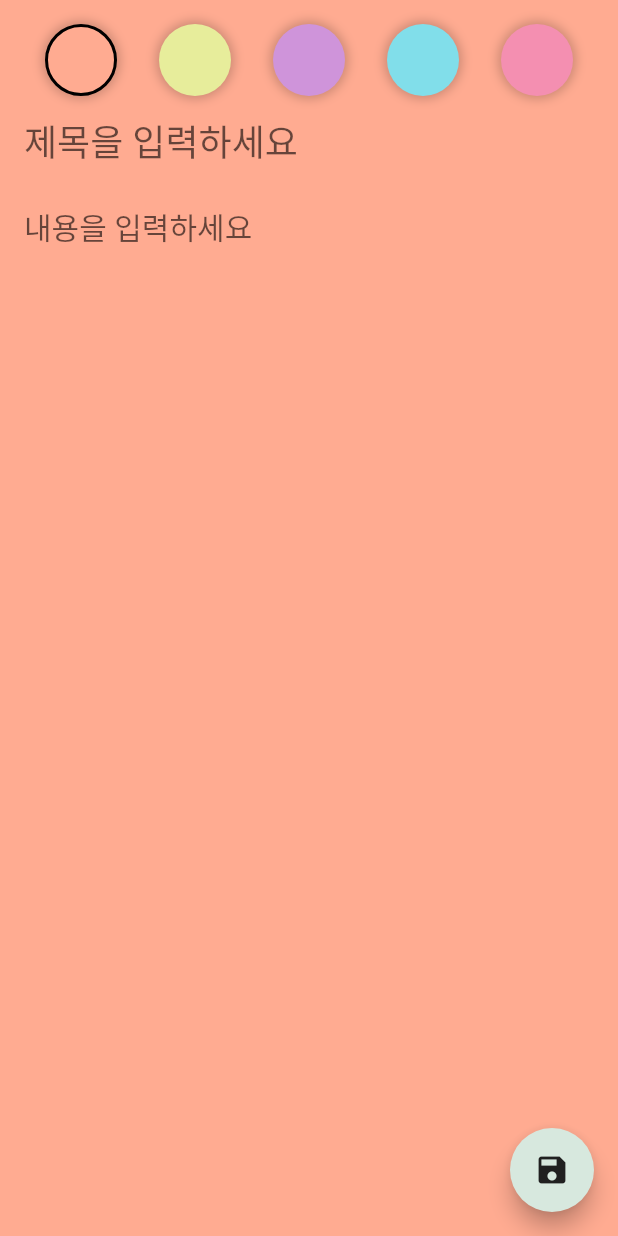
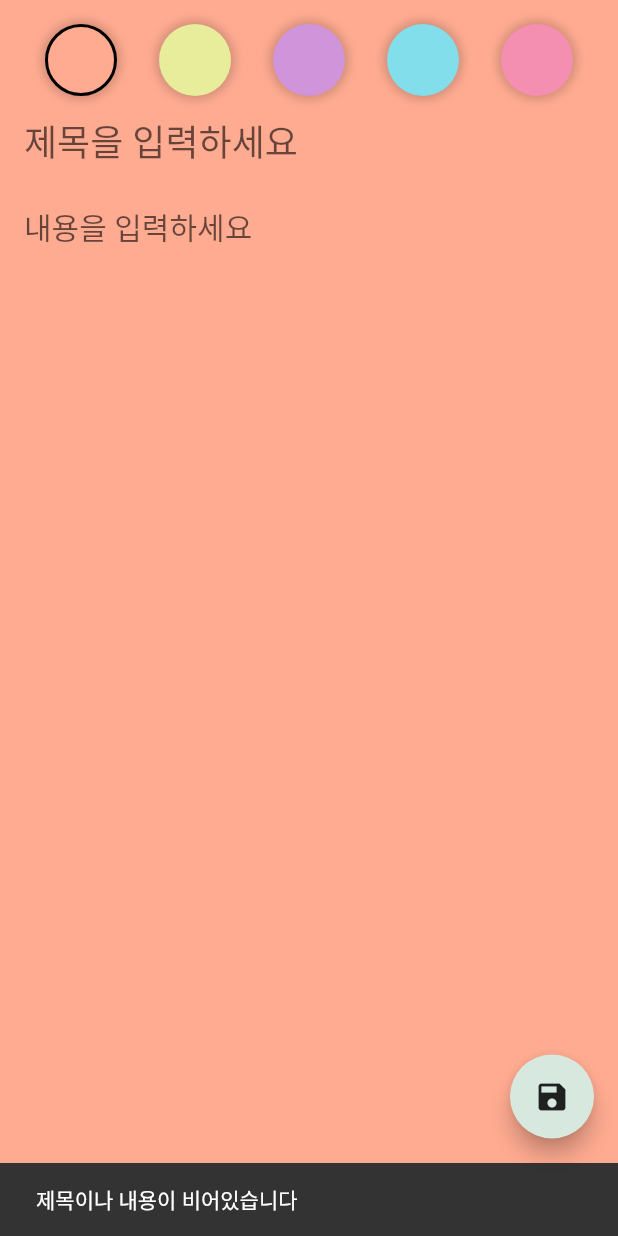
Before and after one commit to gumsang/note_app, a Flutter app: the AddEditNoteScreen screen opened directly, after a tap on the "save" icon, on a phone screen of 412 x 824 dp. Run offline on Flutter 3.47's test engine with Material 2 defaults, Android fonts, the phone set to English and light mode, and no system bars; our stand-ins replace freezed_annotation, sqflite; accounts and stored records are empty.

Commit message:
feat: 데이터베이스에 노트 추가

```diff
--- a/lib/presentation/add_edit_note/add_edit_note_screen.dart
+++ b/lib/presentation/add_edit_note/add_edit_note_screen.dart
@@ -1,8 +1,14 @@
 import 'package:flutter/material.dart';
+import 'package:note_app/presentation/add_edit_note/add_edit_note_event.dart';
+import 'package:note_app/presentation/add_edit_note/add_edit_note_view_model.dart';
 import 'package:note_app/ui/colors.dart';
+import 'package:provider/provider.dart';
+
+import '../../domain/model/note.dart';
 
 class AddEditNoteScreen extends StatefulWidget {
-  const AddEditNoteScreen({super.key});
+  final Note? note;
+  const AddEditNoteScreen({super.key, this.note});
 
   @override
   State<AddEditNoteScreen> createState() => _AddEditNoteScreenState();
@@ -20,7 +26,7 @@ class _AddEditNoteScreenState extends State<AddEditNoteScreen> {
     illusion,
   ];
 
-  Color _color = roseBud;
+  final Color _color = roseBud;
 
   @override
   void dispose() {
@@ -31,17 +37,33 @@ class _AddEditNoteScreenState extends State<AddEditNoteScreen> {
 
   @override
   Widget build(BuildContext context) {
+    final viewmodel = context.watch<AddEditNoteViewModel>();
     return SafeArea(
       child: Scaffold(
         floatingActionButton: FloatingActionButton(
-          onPressed: () {},
+          onPressed: () {
+            if (_titleController.text.isEmpty ||
+                _contentController.text.isEmpty) {
+              const snackBar = SnackBar(
+                content: Text('제목이나 내용이 비어있습니다'),
+              );
+              ScaffoldMessenger.of(context).showSnackBar(snackBar);
+            }
+            viewmodel.onEvent(
+              AddEditNoteEvent.saveNote(
+                widget.note == null ? null : widget.note!.id,
+                _titleController.text,
+                _contentController.text,
+              ),
+            );
+          },
           child: const Icon(Icons.save),
         ),
         body: AnimatedContainer(
           padding: const EdgeInsets.all(16),
           duration: const Duration(microseconds: 500),
           // curve: Curves.fastOutSlowIn,
-          color: _color,
+          color: Color(viewmodel.color),
           child: Column(
             children: [
               Row(
@@ -49,12 +71,12 @@ class _AddEditNoteScreenState extends State<AddEditNoteScreen> {
                 children: noteColor
                     .map((color) => InkWell(
                         onTap: () {
-                          setState(() {
-                            _color = color;
-                          });
+                          viewmodel.onEvent(
+                              AddEditNoteEvent.changeColor(color.value));
                         },
                         child: _buildBackgroundColor(
-                            color: color, selected: _color == color)))
+                            color: color,
+                            selected: viewmodel.color == color.value)))
                     .toList(),
               ),
               TextField(
--- a/lib/presentation/add_edit_note/add_edit_note_view_model.dart
+++ b/lib/presentation/add_edit_note/add_edit_note_view_model.dart
@@ -3,10 +3,12 @@ import 'package:note_app/domain/model/note.dart';
 import 'package:note_app/domain/repository/note_repository.dart';
 import 'package:note_app/presentation/add_edit_note/add_edit_note_event.dart';
 
+import '../../ui/colors.dart';
+
 class AddEditNoteViewModel with ChangeNotifier {
   final NoteRepository repository;
 
-  int _color = Colors.orange.value;
+  int _color = roseBud.value;
   int get color => _color;
 
   AddEditNoteViewModel(this.repository);
--- a/lib/presentation/notes/notes_view_model.dart
+++ b/lib/presentation/notes/notes_view_model.dart
@@ -12,7 +12,9 @@ class NoteViewModel with ChangeNotifier {
   NotesState get state => _state;
 
   Note? _recentlyDeletedNote;
-  NoteViewModel(this.repository);
+  NoteViewModel(this.repository) {
+    _loadNotes();
+  }
 
   void onEvent(NotesEvent event) {
     event.when(
```
Also changed, not shown: lib/presentation/notes/note_screen.dart (+9 -20 lines).
